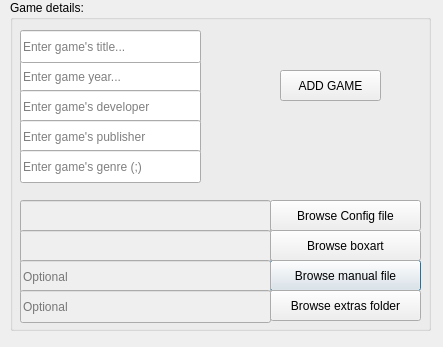
gallorob/DOS_games_launcher, file addgamewindow.ui: the form before one commit.
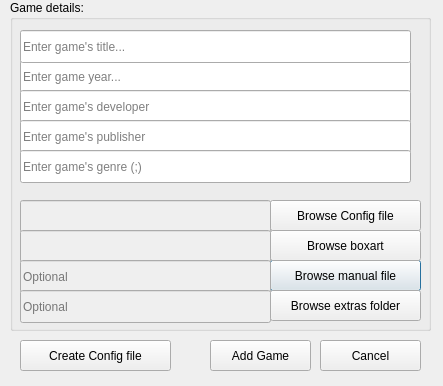
The form after the commit. Icons and pictures are not drawn.

Commit message: config file object and editor added; refactoring

Patch:
```diff
--- a/addgamewindow.ui
+++ b/addgamewindow.ui
@@ -7,7 +7,7 @@
     <x>0</x>
     <y>0</y>
     <width>443</width>
-    <height>347</height>
+    <height>386</height>
    </rect>
   </property>
   <property name="windowTitle">
@@ -47,10 +47,13 @@
      <rect>
       <x>10</x>
       <y>60</y>
-      <width>181</width>
+      <width>391</width>
       <height>33</height>
      </rect>
     </property>
+    <property name="layoutDirection">
+     <enum>Qt::RightToLeft</enum>
+    </property>
     <property name="text">
      <string/>
     </property>
@@ -63,7 +66,7 @@
      <rect>
       <x>10</x>
       <y>90</y>
-      <width>181</width>
+      <width>391</width>
       <height>33</height>
      </rect>
     </property>
@@ -79,7 +82,7 @@
      <rect>
       <x>10</x>
       <y>120</y>
-      <width>181</width>
+      <width>391</width>
       <height>33</height>
      </rect>
     </property>
@@ -95,7 +98,7 @@
      <rect>
       <x>10</x>
       <y>150</y>
-      <width>181</width>
+      <width>391</width>
       <height>33</height>
      </rect>
     </property>
@@ -211,7 +214,7 @@
      <rect>
       <x>10</x>
       <y>30</y>
-      <width>181</width>
+      <width>391</width>
       <height>33</height>
      </rect>
     </property>
@@ -222,19 +225,45 @@
      <string>Enter game's title...</string>
     </property>
    </widget>
+  </widget>
    <widget class="QPushButton" name="add_game_button">
     <property name="geometry">
      <rect>
-      <x>270</x>
-      <y>70</y>
+     <x>210</x>
+     <y>340</y>
       <width>101</width>
       <height>31</height>
      </rect>
     </property>
     <property name="text">
-     <string>ADD GAME</string>
-    </property>
-   </widget>
+    <string>Add Game</string>
+   </property>
+  </widget>
+  <widget class="QPushButton" name="cancel_button">
+   <property name="geometry">
+    <rect>
+     <x>320</x>
+     <y>340</y>
+     <width>101</width>
+     <height>31</height>
+    </rect>
+   </property>
+   <property name="text">
+    <string>Cancel</string>
+   </property>
+  </widget>
+  <widget class="QPushButton" name="create_config_button">
+   <property name="geometry">
+    <rect>
+     <x>20</x>
+     <y>340</y>
+     <width>151</width>
+     <height>31</height>
+    </rect>
+   </property>
+   <property name="text">
+    <string>Create Config file</string>
+   </property>
   </widget>
  </widget>
  <resources/>
```
Lines whose indentation alone changed are shown as unchanged. The commit also changes 9 other files.
